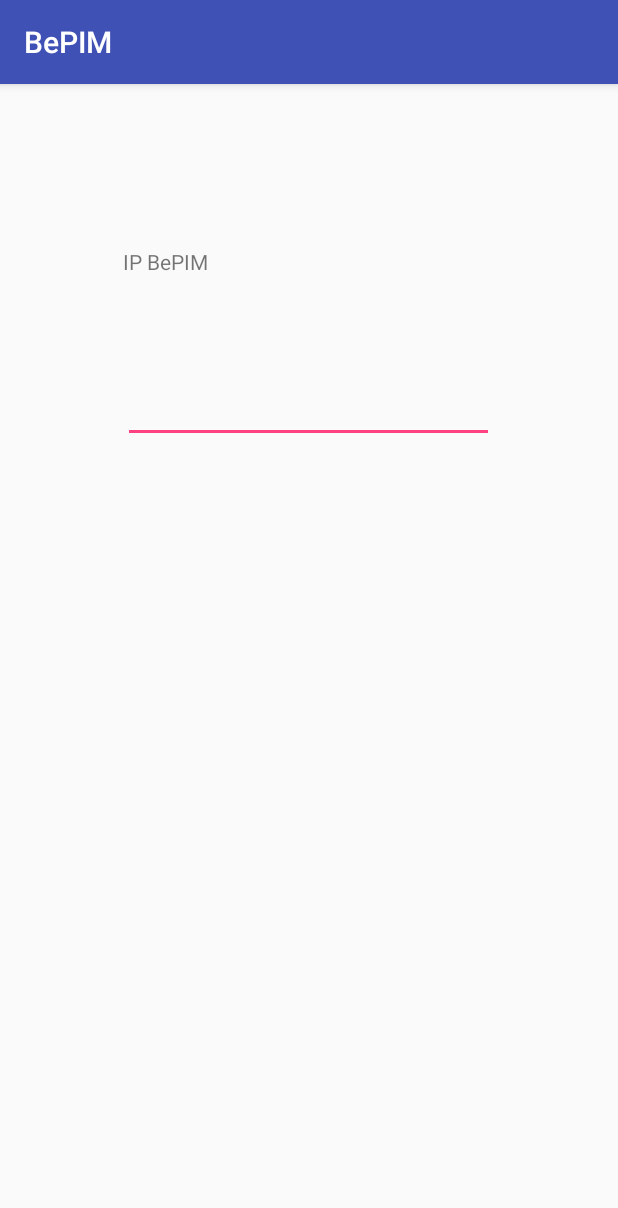
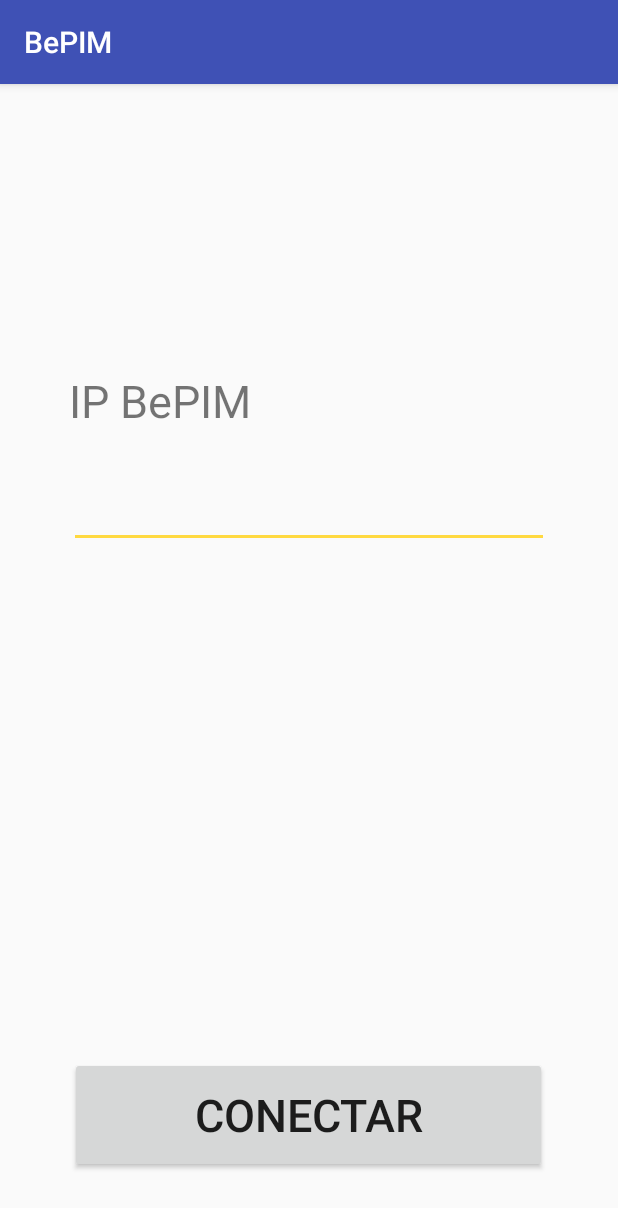
Before and after one commit to Pituca89/ProyectoUnlam, an Android app: the screen it shows after launch (MainActivity), on a phone screen of 412 x 824 dp. Shown: the top 1208 px of the screen. Run offline under Robolectric (Android 15) with nearby library versions, the phone set to English and light mode, and no system bars.

Commit message:
Driver ESP

```diff
--- /dev/null
+++ b/app/src/main/java/com/example/adagiom/bepim/ClienteHTTP_GET.java
@@ -0,0 +1,4 @@
+package com.example.adagiom.bepim;
+
+public class ClienteHTTP_GET {
+}
--- /dev/null
+++ b/app/src/main/java/com/example/adagiom/bepim/ClienteHTTP_POST.java
@@ -0,0 +1,4 @@
+package com.example.adagiom.bepim;
+
+public class ClienteHTTP_POST {
+}
--- a/app/src/main/res/layout/activity_main.xml
+++ b/app/src/main/res/layout/activity_main.xml
@@ -6,22 +6,33 @@
     android:layout_height="match_parent"
     tools:context=".MainActivity">
 
+    <TextView
+        android:id="@+id/lblIp"
+        android:layout_width="320dp"
+        android:layout_height="41dp"
+        android:layout_above="@+id/editText2"
+        android:layout_centerHorizontal="true"
+        android:layout_marginBottom="-232dp"
+        android:text="IP BePIM"
+        android:textSize="30sp" />
+
     <EditText
-        android:id="@+id/ipText"
-        android:layout_width="247dp"
-        android:layout_height="85dp"
+        android:id="@+id/editText2"
+        android:layout_width="320dp"
+        android:layout_height="77dp"
         android:layout_alignParentTop="true"
         android:layout_centerHorizontal="true"
-        android:layout_marginTop="154dp"
+        android:layout_marginTop="232dp"
         android:ems="10"
-        android:inputType="textPersonName" />
+        android:inputType="numberDecimal" />
 
-    <TextView
-        android:id="@+id/IP"
-        android:layout_width="247dp"
-        android:layout_height="45dp"
-        android:layout_above="@+id/ipText"
-        android:layout_alignStart="@+id/ipText"
-        android:layout_marginBottom="-154dp"
-        android:text="IP BePIM" />
+    <Button
+        android:id="@+id/button"
+        android:layout_width="318dp"
+        android:layout_height="77dp"
+        android:layout_alignParentBottom="true"
+        android:layout_centerHorizontal="true"
+        android:layout_marginBottom="42dp"
+        android:text="CONECTAR"
+        android:textSize="30sp" />
 </RelativeLayout>
--- a/app/src/main/res/values/colors.xml
+++ b/app/src/main/res/values/colors.xml
@@ -2,5 +2,5 @@
 <resources>
     <color name="colorPrimary">#3F51B5</color>
     <color name="colorPrimaryDark">#303F9F</color>
-    <color name="colorAccent">#FF4081</color>
+    <color name="colorAccent">#ffd940</color>
 </resources>
```
Also changed, not shown: 1 other file.
